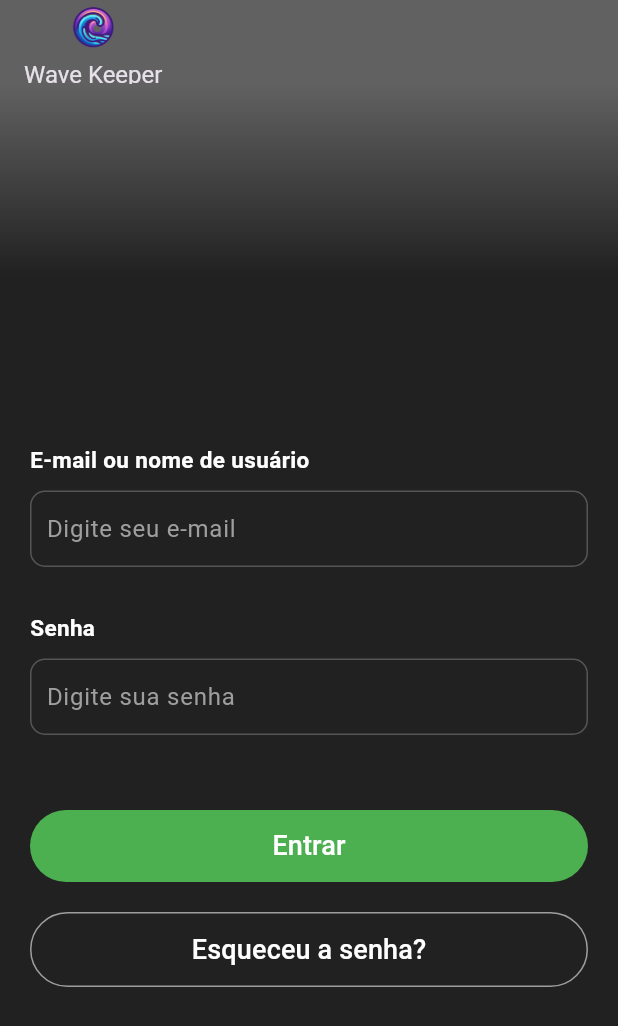
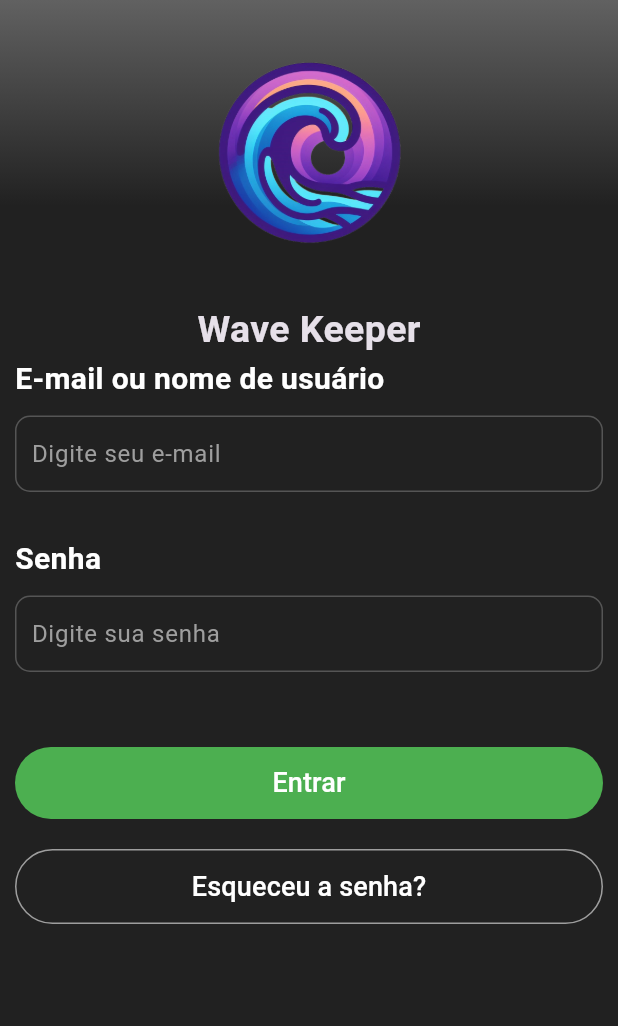
Before and after one commit to severO0/WaveKeeper, a Flutter app: the screen it shows after launch, after a tap on "Entrar", on a phone screen of 412 x 824 dp. Shown: the top 1026 px of the screen. Run offline on Flutter 3.47's test engine with Material 3 defaults, Android fonts, the phone set to English and light mode, and no system bars; our stand-ins replace shared_preferences.

Commit message:
Inital updates bussines_screen

```diff
--- a/wavekeeper/lib/main.dart
+++ b/wavekeeper/lib/main.dart
@@ -1,5 +1,6 @@
 import 'package:flutter/material.dart';
 import 'package:wavekeeper/navigation/tabbar.dart';
+import 'package:wavekeeper/views/home.dart';
 import 'package:wavekeeper/views/login.dart';
 
 void main() {
@@ -30,6 +31,7 @@ class MyApp extends StatelessWidget {
       ),
       // Defina a tela de login como a primeira tela
       home: LoginScreen(),
+
     );
   }
 }
--- a/wavekeeper/lib/views/login.dart
+++ b/wavekeeper/lib/views/login.dart
@@ -14,34 +14,8 @@ class LoginScreen extends StatelessWidget {
   @override
   Widget build(BuildContext context) {
     return Scaffold(
-      appBar: AppBar(
-      title: Form(
-        key:_formKey,
-        child: Column(
-          mainAxisAlignment: MainAxisAlignment.center, // Centraliza os widgets verticalmente
-          crossAxisAlignment: CrossAxisAlignment.center, // Centraliza os widgets horizontalmente
-          children: [
-            Container(
-              padding: EdgeInsets.all(1.0),
-              child: Image.asset(
-                'assets/wavekeeperlogo.jpg',
-                fit: BoxFit.cover,
-                width: 40, // Ajuste o tamanho conforme necessário
-                height: 40, // Ajuste o tamanho conforme necessário
-              ),
-            ),
-            Text(
-              'Wave Keeper',
-              style: TextStyle(fontSize: 16), // Ajuste o tamanho do texto conforme necessário
-            ),
-          ],
-        ),
-      ),
-      backgroundColor: Colors.grey[700],
-      elevation: 0,
-    ),
         body: Container(
-        padding: EdgeInsets.only(left: 20, top: 240, right: 20),
+      padding: EdgeInsets.only(left: 10, right: 10),
       width: double.infinity,
       height: double.infinity,
       alignment: Alignment.topLeft,
@@ -62,22 +36,45 @@ class LoginScreen extends StatelessWidget {
       ),
       child: ListView(
   children: <Widget>[
+          Container(
+              child: Column(
+                children: [
+                  Container(
+                        margin: EdgeInsets.symmetric(vertical: 10.0),
+                        padding: EdgeInsets.all(1.0),
+                        child: Image.asset(
+                          'assets/wavekeeperlogo.jpg',
+                          fit: BoxFit.cover,
+                          width: 180, // Ajuste o tamanho conforme necessário
+                          height: 180, // Ajuste o tamanho conforme necessário
+                        ),
+                      ),Text(
+                  'Wave Keeper',
+                  style: TextStyle(
+                    fontWeight: FontWeight.bold,
+                      fontSize:
+                          25), // Ajuste o tamanho do texto conforme necessário
+                ),
+                ],
+              ),
+            ),
           Text(
             'E-mail ou nome de usuário',
             style: TextStyle(
               color: Colors.white,
               fontWeight: FontWeight.bold,
-        fontSize: 15,
+              fontSize: 20,
             ),
           ),
           SizedBox(height: 10),
-
           Container(
-      padding: EdgeInsets.only(left: 10, top: 1, right:1),
+            padding: EdgeInsets.only(left: 10, top: 1, right: 1),
             decoration: BoxDecoration(
               color: Color.fromARGB(0, 37, 35, 35),
               borderRadius: BorderRadius.circular(10), // Borda arredondada
-        border: Border.all(color: const Color.fromARGB(255, 85, 85, 85)), // Borda visível
+              border: Border.all(
+                  color:
+                      const Color.fromARGB(255, 85, 85, 85)), // Borda visível
             ),
             child: TextFormField(
               controller: emailController,
@@ -91,7 +88,8 @@ class LoginScreen extends StatelessWidget {
               decoration: InputDecoration(
                 border: InputBorder.none,
                 hintText: 'Digite seu e-mail', // Texto de dica dentro do campo
-          hintStyle: TextStyle(color: Colors.grey), // Estilo do texto de dica
+                hintStyle:
+                    TextStyle(color: Colors.grey), // Estilo do texto de dica
               ),
             ),
           ),
@@ -101,17 +99,18 @@ class LoginScreen extends StatelessWidget {
             style: TextStyle(
               color: Colors.white,
               fontWeight: FontWeight.bold,
-        fontSize: 15,
+              fontSize: 20,
             ),
           ),
           SizedBox(height: 10),
 
           Container(
-      padding: EdgeInsets.only(left: 10, top: 1, right:1),
+            padding: EdgeInsets.only(left: 10, top: 1, right: 1),
             decoration: BoxDecoration(
               color: Color.fromARGB(0, 37, 35, 35),
               borderRadius: BorderRadius.circular(10), // Borda arredondada
-        border: Border.all(color:Color.fromARGB(255, 85, 85, 85)), // Borda visível
+              border: Border.all(
+                  color: Color.fromARGB(255, 85, 85, 85)), // Borda visível
             ),
             child: TextFormField(
               controller: passwordController,
@@ -120,7 +119,7 @@ class LoginScreen extends StatelessWidget {
               validator: (password) {
                 if (password == null || password.isEmpty) {
                   return 'Digite uma senha válida';
-            }else if (password.length < 6) {
+                } else if (password.length < 6) {
                   return 'A senha deve ter pelo menos 6 caracteres';
                 }
                 return null;
@@ -128,14 +127,15 @@ class LoginScreen extends StatelessWidget {
               decoration: InputDecoration(
                 border: InputBorder.none,
                 hintText: 'Digite sua senha', // Texto de dica dentro do campo
-          hintStyle: TextStyle(color: Colors.grey), // Estilo do texto de dica
+                hintStyle:
+                    TextStyle(color: Colors.grey), // Estilo do texto de dica
               ),
             ),
           ),
           SizedBox(height: 50),
 
           Container(
-      width: 150,
+            width: 250,
             decoration: BoxDecoration(
               color: Colors.green,
               borderRadius: BorderRadius.all(
@@ -150,8 +150,7 @@ class LoginScreen extends StatelessWidget {
                   fontSize: 18,
                 ),
               ),
-
-        onPressed:  () async {
+              onPressed: () async {
                 // Lógica de autenticação e navegação
                 String email = emailController.text;
                 String password = passwordController.text;
@@ -160,36 +159,33 @@ class LoginScreen extends StatelessWidget {
                   // Processar os dados
                 }
                 if (email.isNotEmpty && password.isNotEmpty) {
-
                   var url = Uri.parse('https://dummyjson.com/auth/login');
 
-            var response = await http.post(
-              url,
-              body: {
+                  var response = await http.post(url, body: {
                     'username': email,
                     'password': password,
                     'expiresInMins': '30'
-              }
-            );
+                  });
 
-            print(response.body); // Exibe o corpo da resposta (resposta do servidor
-            print(response.statusCode); // Exibe o código de status da resposta
+                  print(response
+                      .body); // Exibe o corpo da resposta (resposta do servidor
+                  print(response
+                      .statusCode); // Exibe o código de status da resposta
 
                   // Primeiro converte para um Map<k, v>
                   final Map parsed = jsonDecode(response.body);
 
                   // Adicione sua lógica de autenticação aqui
-            bool isAuthenticated = true; // Simulando autenticação bem-sucedida
-            var usuario = Usuario(id: parsed['id'],
+                  bool isAuthenticated =
+                      true; // Simulando autenticação bem-sucedida
+                  var usuario = Usuario(
+                      id: parsed['id'],
                       nome: "FULANO DE TAL",
-            nomeArtistico: "FULANINHO", email: email, senha: password);
+                      nomeArtistico: "FULANINHO",
+                      email: email,
+                      senha: password);
 
-            if (isAuthenticated) {
-              Navigator.pushReplacement(
-                context,
-                MaterialPageRoute(builder: (context) => Tabbar(usuario: usuario)),
-              );
-            }
+                  if (isAuthenticated) {}
                 }
               },
             ),
@@ -222,13 +218,6 @@ class LoginScreen extends StatelessWidget {
           ),
         ],
       ),
-
-
-      ),
-    );
+    ));
   }
-
-
-
-
 }
```
Also changed, not shown: 1 other file. Lines whose indentation alone changed are shown as unchanged.
